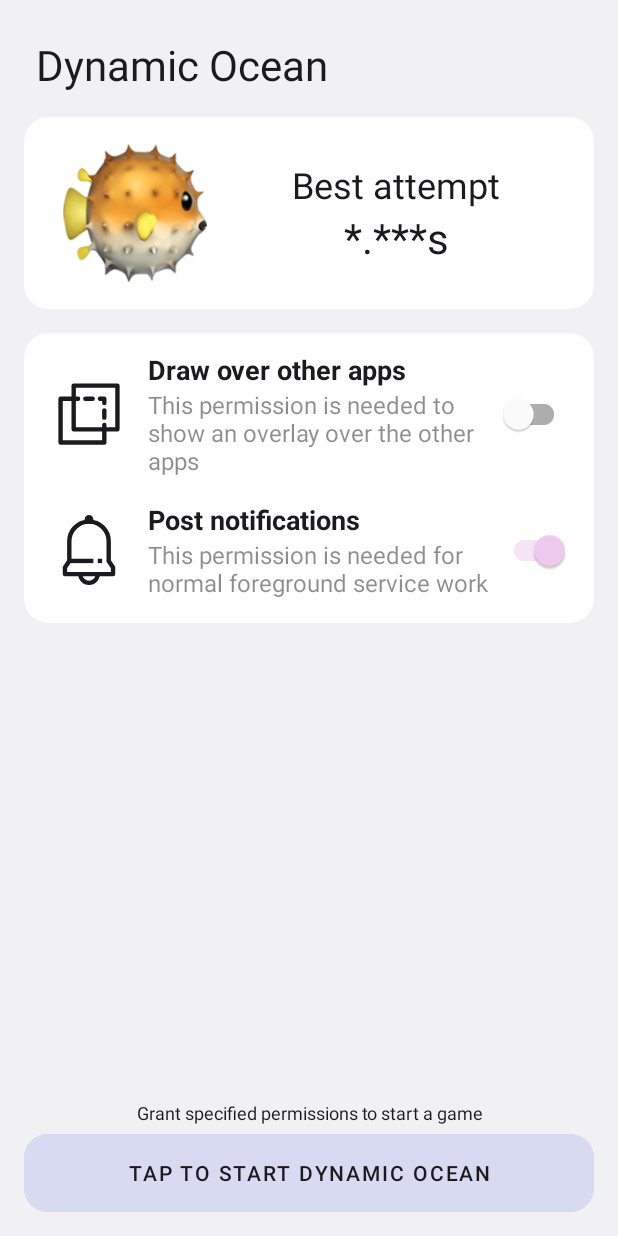
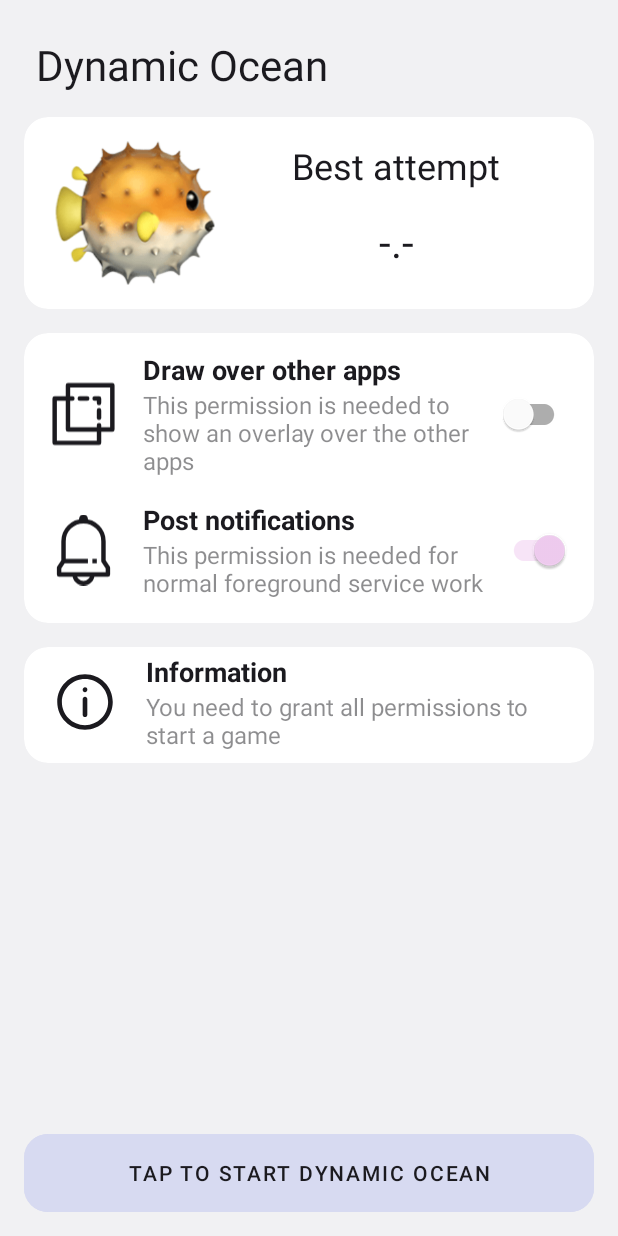
Before and after one commit to ashpakouski/DynamicOcean-Android, an Android app: the screen it shows after launch (MainActivity), on a phone screen of 412 x 824 dp. Run offline under Robolectric (Android 15) with nearby library versions, the phone set to English and light mode, and no system bars.

Commit message:
Add information view

```diff
--- a/app/src/main/java/com/shpakovskiy/dynamicocean/MainActivity.kt
+++ b/app/src/main/java/com/shpakovskiy/dynamicocean/MainActivity.kt
@@ -1,6 +1,7 @@
 package com.shpakovskiy.dynamicocean
 
 import android.Manifest
+import android.animation.ObjectAnimator
 import android.content.Intent
 import android.graphics.RectF
 import android.os.Build
@@ -11,6 +12,7 @@ import android.view.View
 import android.view.WindowInsets
 import android.widget.TextView
 import android.widget.Toast
+import android.widget.ViewAnimator
 import androidx.activity.result.contract.ActivityResultContracts
 import androidx.appcompat.app.AppCompatActivity
 import androidx.core.app.NotificationManagerCompat
@@ -83,9 +85,11 @@ class MainActivity : AppCompatActivity() {
             if (!DynamicOceanService.isRunning) {
                 startService()
                 updateActivationButton(true)
+                updateWarningView(true)
             } else {
                 stopService()
                 updateActivationButton(false)
+                updateWarningView(false)
             }
         }
     }
@@ -108,6 +112,7 @@ class MainActivity : AppCompatActivity() {
         // Update UI according to permissions status
         displayPermissionsStatus()
         updateActivationButton()
+        updateWarningView()
     }
 
     private fun startService() {
@@ -170,7 +175,6 @@ class MainActivity : AppCompatActivity() {
         notificationsSwitch.isClickable = !isNotificationsPermissionGranted
 
         oceanLauncherButton.isEnabled = areRequiredPermissionsGranted()
-        warningView.visibility = if (areRequiredPermissionsGranted()) View.GONE else View.VISIBLE
     }
 
     // `isServiceRunning` parameter has to be added, as service doesn't change
@@ -182,4 +186,17 @@ class MainActivity : AppCompatActivity() {
             "Tap to start dynamic ocean"
         }
     }
+
+    private fun updateWarningView(isServiceRunning: Boolean = DynamicOceanService.isRunning) {
+        if (!areRequiredPermissionsGranted()) {
+            warningView.text = "You need to grant all permissions to start a game"
+        } else {
+            if (isServiceRunning) {
+                warningView.text = "Don't forget to stop Dynamic Ocean, when you are not using it to prevent unwanted battery drain"
+            } else {
+                warningView.text =
+                    "• Tap the button below to start the Dynamic Ocean\n• Shake your device to activate game field and tilt it to trap the Blowfish in a camera hole"
+            }
+        }
+    }
 }
--- /dev/null
+++ b/app/src/main/res/drawable/ic_information.xml
@@ -0,0 +1,15 @@
+<vector xmlns:android="http://schemas.android.com/apk/res/android"
+    android:width="64dp"
+    android:height="64dp"
+    android:viewportWidth="16"
+    android:viewportHeight="16">
+    <path
+        android:fillColor="@color/text_color"
+        android:pathData="M8,2C4.69,2 2,4.69 2,8s2.69,6 6,6s6,-2.69 6,-6S11.31,2 8,2zM8,13c-2.76,0 -5,-2.24 -5,-5s2.24,-5 5,-5s5,2.24 5,5S10.76,13 8,13z" />
+    <path
+        android:fillColor="@color/text_color"
+        android:pathData="M8,6.85c-0.28,0 -0.5,0.22 -0.5,0.5v3.4c0,0.28 0.22,0.5 0.5,0.5s0.5,-0.22 0.5,-0.5v-3.4C8.5,7.08 8.28,6.85 8,6.85z" />
+    <path
+        android:fillColor="@color/text_color"
+        android:pathData="M8.01,4.8C7.75,4.78 7.51,5.05 7.5,5.32c0,0.01 0,0.07 0,0.08c0,0.27 0.21,0.47 0.49,0.48c0,0 0.01,0 0.01,0c0.27,0 0.49,-0.24 0.5,-0.5c0,-0.01 0,-0.11 0,-0.11C8.5,4.98 8.29,4.8 8.01,4.8z" />
+</vector>
--- a/app/src/main/res/layout/activity_main.xml
+++ b/app/src/main/res/layout/activity_main.xml
@@ -40,35 +40,20 @@
             android:layout_height="128dp"
             android:orientation="horizontal"
             android:padding="16dp"
-            android:weightSum="6"
-            app:layout_constraintBottom_toBottomOf="@+id/button"
-            app:layout_constraintEnd_toEndOf="parent"
-            app:layout_constraintStart_toStartOf="parent"
-            app:layout_constraintTop_toTopOf="parent"
-            app:layout_constraintVertical_bias="0.0">
+            android:weightSum="6">
 
-            <RelativeLayout
+            <ImageView
                 android:layout_width="0dp"
                 android:layout_height="match_parent"
-                android:layout_weight="2">
+                android:layout_weight="2"
+                android:gravity="center"
+                android:scaleX="-1"
+                android:src="@drawable/blowfish_no_margin" />
 
-                <ImageView
-                    android:layout_width="wrap_content"
-                    android:layout_height="wrap_content"
-                    android:layout_centerInParent="true"
-                    android:scaleX="-1"
-                    android:src="@drawable/blowfish" />
-            </RelativeLayout>
-
-            <RelativeLayout
+            <LinearLayout
                 android:layout_width="0dp"
                 android:layout_height="match_parent"
-                android:layout_weight="4">
-
-                <LinearLayout
-                    android:layout_width="match_parent"
-                    android:layout_height="wrap_content"
-                    android:layout_centerInParent="true"
+                android:layout_weight="4"
                 android:orientation="vertical"
                 android:weightSum="2">
 
@@ -86,16 +71,16 @@
                     android:layout_width="match_parent"
                     android:layout_height="0dp"
                     android:layout_weight="1"
-                        android:text="*.***s"
+                    android:text="-.-"
                     android:textAlignment="center"
                     android:textColor="@color/text_color"
                     android:textSize="28sp" />
             </LinearLayout>
-            </RelativeLayout>
         </LinearLayout>
     </androidx.cardview.widget.CardView>
 
     <androidx.cardview.widget.CardView
+        android:id="@+id/permission_card"
         android:layout_width="match_parent"
         android:layout_height="wrap_content"
         android:layout_margin="16dp"
@@ -118,7 +103,6 @@
                 android:layout_height="wrap_content"
                 android:baselineAligned="false"
                 android:orientation="horizontal"
-                android:paddingHorizontal="16dp"
                 android:paddingVertical="8dp"
                 android:weightSum="7"
                 app:layout_constraintBottom_toBottomOf="@+id/button"
@@ -127,18 +111,12 @@
                 app:layout_constraintTop_toTopOf="parent"
                 app:layout_constraintVertical_bias="0.0">
 
-                <RelativeLayout
+                <ImageView
                     android:layout_width="0dp"
                     android:layout_height="match_parent"
-                    android:layout_marginStart="4dp"
-                    android:layout_weight="1">
-
-                    <ImageView
-                        android:layout_width="wrap_content"
-                        android:layout_height="wrap_content"
-                        android:layout_centerInParent="true"
+                    android:layout_marginStart="16dp"
+                    android:layout_weight="1"
                     android:src="@drawable/ic_overlay" />
-                </RelativeLayout>
 
                 <LinearLayout
                     android:layout_width="0dp"
@@ -166,17 +144,12 @@
                         android:textSize="16sp" />
                 </LinearLayout>
 
-                <RelativeLayout
+                <com.google.android.material.switchmaterial.SwitchMaterial
+                    android:id="@+id/switch_overlay_permission"
                     android:layout_width="0dp"
                     android:layout_height="match_parent"
-                    android:layout_weight="1">
-
-                    <com.google.android.material.switchmaterial.SwitchMaterial
-                        android:id="@+id/switch_overlay_permission"
-                        android:layout_width="wrap_content"
-                        android:layout_height="wrap_content"
-                        android:layout_centerInParent="true" />
-                </RelativeLayout>
+                    android:layout_marginEnd="16dp"
+                    android:layout_weight="1" />
             </LinearLayout>
 
             <LinearLayout
@@ -185,7 +158,6 @@
                 android:layout_height="wrap_content"
                 android:baselineAligned="false"
                 android:orientation="horizontal"
-                android:paddingHorizontal="16dp"
                 android:paddingBottom="12dp"
                 android:weightSum="7"
                 app:layout_constraintBottom_toBottomOf="@+id/button"
@@ -194,18 +166,12 @@
                 app:layout_constraintTop_toTopOf="parent"
                 app:layout_constraintVertical_bias="0.0">
 
-                <RelativeLayout
+                <ImageView
                     android:layout_width="0dp"
                     android:layout_height="match_parent"
-                    android:layout_marginStart="4dp"
-                    android:layout_weight="1">
-
-                    <ImageView
-                        android:layout_width="wrap_content"
-                        android:layout_height="wrap_content"
-                        android:layout_centerInParent="true"
+                    android:layout_marginStart="16dp"
+                    android:layout_weight="1"
                     android:src="@drawable/ic_bell" />
-                </RelativeLayout>
 
                 <LinearLayout
                     android:layout_width="0dp"
@@ -233,50 +199,91 @@
                         android:textSize="16sp" />
                 </LinearLayout>
 
-                <RelativeLayout
+                <com.google.android.material.switchmaterial.SwitchMaterial
+                    android:id="@+id/switch_notifications_permission"
                     android:layout_width="0dp"
                     android:layout_height="match_parent"
-                    android:layout_weight="1">
-
-                    <com.google.android.material.switchmaterial.SwitchMaterial
-                        android:id="@+id/switch_notifications_permission"
-                        android:layout_width="wrap_content"
-                        android:layout_height="wrap_content"
-                        android:layout_centerInParent="true" />
-                </RelativeLayout>
+                    android:layout_marginEnd="16dp"
+                    android:layout_weight="1" />
             </LinearLayout>
         </LinearLayout>
     </androidx.cardview.widget.CardView>
 
+    <androidx.cardview.widget.CardView
+        android:layout_width="match_parent"
+        android:layout_height="wrap_content"
+        android:layout_margin="16dp"
+        app:cardCornerRadius="16dp"
+        app:cardElevation="0dp"
+        app:layout_constraintBottom_toBottomOf="parent"
+        app:layout_constraintEnd_toEndOf="parent"
+        app:layout_constraintHorizontal_bias="0.0"
+        app:layout_constraintStart_toStartOf="parent"
+        app:layout_constraintTop_toBottomOf="@+id/permission_card"
+        app:layout_constraintVertical_bias="0.0">
+
         <LinearLayout
             android:layout_width="match_parent"
             android:layout_height="wrap_content"
-        android:layout_marginHorizontal="16dp"
-        android:layout_marginBottom="10dp"
-        android:orientation="vertical"
-        app:layout_constraintBottom_toBottomOf="parent"
+            android:baselineAligned="false"
+            android:orientation="horizontal"
+            android:paddingBottom="4dp"
+            android:weightSum="7"
+            app:layout_constraintBottom_toBottomOf="@+id/button"
             app:layout_constraintEnd_toEndOf="parent"
             app:layout_constraintStart_toStartOf="parent"
             app:layout_constraintTop_toTopOf="parent"
-        app:layout_constraintVertical_bias="1.0">
+            app:layout_constraintVertical_bias="0.0">
+
+            <ImageView
+                android:layout_width="0dp"
+                android:layout_height="match_parent"
+                android:layout_marginStart="16dp"
+                android:layout_weight="1"
+                android:src="@drawable/ic_information" />
+
+            <LinearLayout
+                android:layout_width="0dp"
+                android:layout_height="wrap_content"
+                android:layout_marginHorizontal="8dp"
+                android:layout_marginVertical="4dp"
+                android:layout_marginStart="16dp"
+                android:layout_weight="6"
+                android:orientation="vertical">
+
+                <TextView
+                    android:layout_width="wrap_content"
+                    android:layout_height="wrap_content"
+                    android:text="Information"
+                    android:textColor="@color/text_color"
+                    android:textSize="18sp"
+                    android:textStyle="bold" />
 
                 <TextView
                     android:id="@+id/warning_view"
-            android:layout_width="match_parent"
+                    android:layout_width="wrap_content"
                     android:layout_height="wrap_content"
-            android:text="Grant specified permissions to start a game"
-            android:textAlignment="center"
+                    android:layout_marginEnd="16dp"
+                    android:alpha="0.5"
                     android:textColor="@color/text_color"
-            android:textSize="12sp" />
+                    android:textSize="16sp" />
+            </LinearLayout>
+        </LinearLayout>
+    </androidx.cardview.widget.CardView>
 
     <com.google.android.material.button.MaterialButton
         android:id="@+id/ocean_launcher_button"
         android:layout_width="match_parent"
         android:layout_height="64dp"
+        android:layout_marginHorizontal="16dp"
+        android:layout_marginBottom="10dp"
         android:backgroundTint="@color/button_color"
         android:text="Tap to start Dynamic Ocean"
         android:textColor="@color/text_color"
-            app:cornerRadius="16dp" />
-    </LinearLayout>
-
+        app:cornerRadius="16dp"
+        app:layout_constraintBottom_toBottomOf="parent"
+        app:layout_constraintEnd_toEndOf="parent"
+        app:layout_constraintStart_toStartOf="parent"
+        app:layout_constraintTop_toTopOf="parent"
+        app:layout_constraintVertical_bias="1.0" />
 </androidx.constraintlayout.widget.ConstraintLayout>
```
Also changed, not shown: app/src/main/res/drawable/blowfish_no_margin.png (added). Lines whose indentation alone changed are shown as unchanged.
